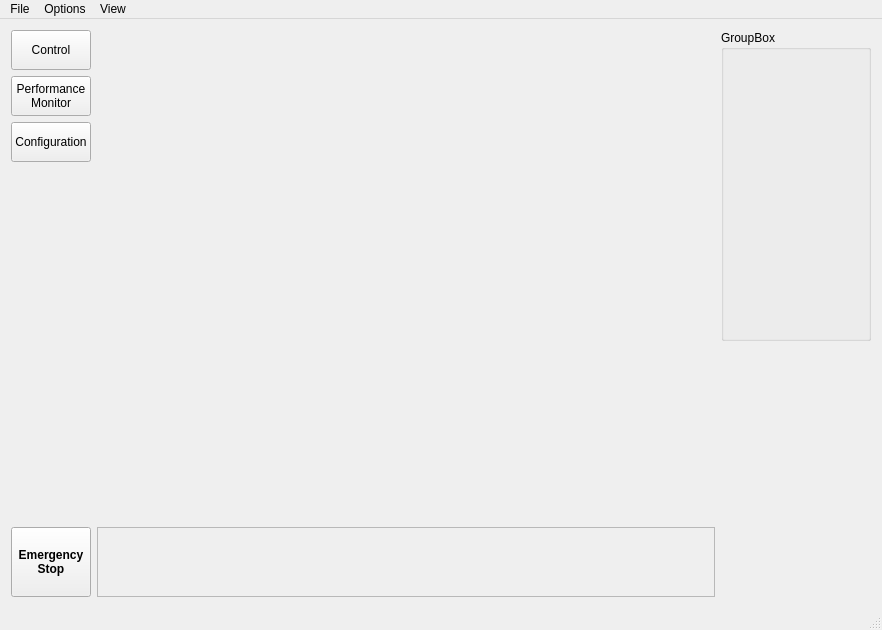
This is FESS-GUI/mainwindow.ui in FIGS-FESS/FESSGUI as Qt 5 draws it before an edit. The edited form follows.
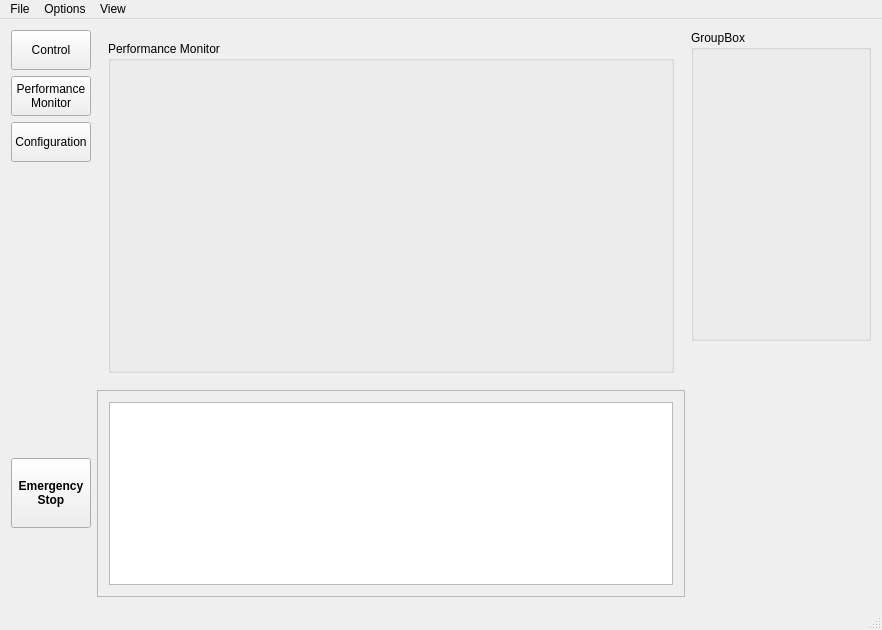
This is the edited form. The open tabs and pages were chosen to show the change. Custom widgets are drawn as their Qt base class.

The edit to the form file:
```diff
--- a/FESS-GUI/mainwindow.ui
+++ b/FESS-GUI/mainwindow.ui
@@ -274,7 +274,16 @@
       <widget class="QWidget" name="page_6">
        <layout class="QVBoxLayout" name="verticalLayout_5">
         <item>
-         <widget class="QCustomPlot" name="maingraph" native="true"/>
+         <widget class="QGroupBox" name="groupBox_3">
+          <property name="title">
+           <string>Performance Monitor</string>
+          </property>
+          <layout class="QHBoxLayout" name="horizontalLayout">
+           <item>
+            <widget class="QCustomPlot" name="maingraph" native="true"/>
+           </item>
+          </layout>
+         </widget>
         </item>
        </layout>
       </widget>
@@ -334,10 +343,15 @@
         <rect>
          <x>0</x>
          <y>0</y>
-         <width>623</width>
-         <height>69</height>
+         <width>593</width>
+         <height>210</height>
         </rect>
        </property>
+       <layout class="QVBoxLayout" name="verticalLayout_3">
+        <item>
+         <widget class="QTextBrowser" name="textBrowser"/>
+        </item>
+       </layout>
       </widget>
      </widget>
     </item>
@@ -345,7 +359,7 @@
      <widget class="QGroupBox" name="groupBox_2">
       <property name="minimumSize">
        <size>
-        <width>150</width>
+        <width>180</width>
         <height>0</height>
        </size>
       </property>
```
Left out of the diff: 56 changed lines with no effect on the pictures.
